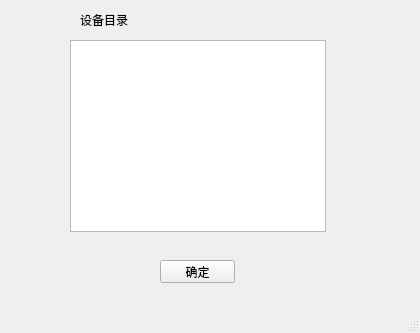
The window that sxw/gui/child_camera_select/child_camera_select.ui (Buct-king/ai-Project) describes before a commit, drawn with Qt 5.
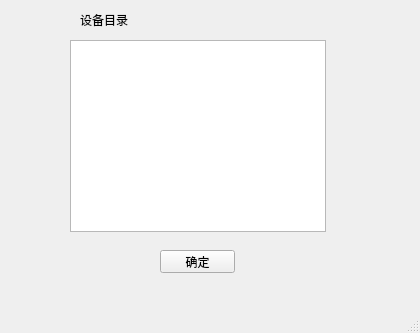
The same window after the commit.

Patch:
```diff
--- a/sxw/gui/child_camera_select/child_camera_select.ui
+++ b/sxw/gui/child_camera_select/child_camera_select.ui
@@ -41,7 +41,7 @@
     <property name="geometry">
      <rect>
       <x>160</x>
-      <y>260</y>
+      <y>250</y>
       <width>75</width>
       <height>23</height>
      </rect>
```
